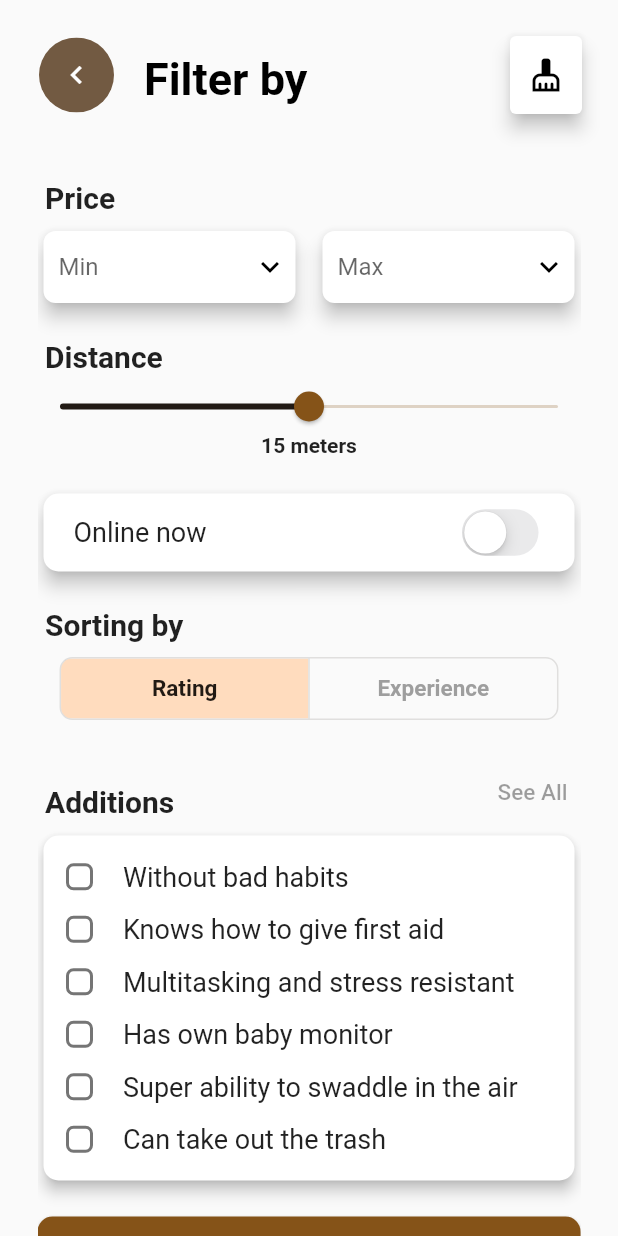
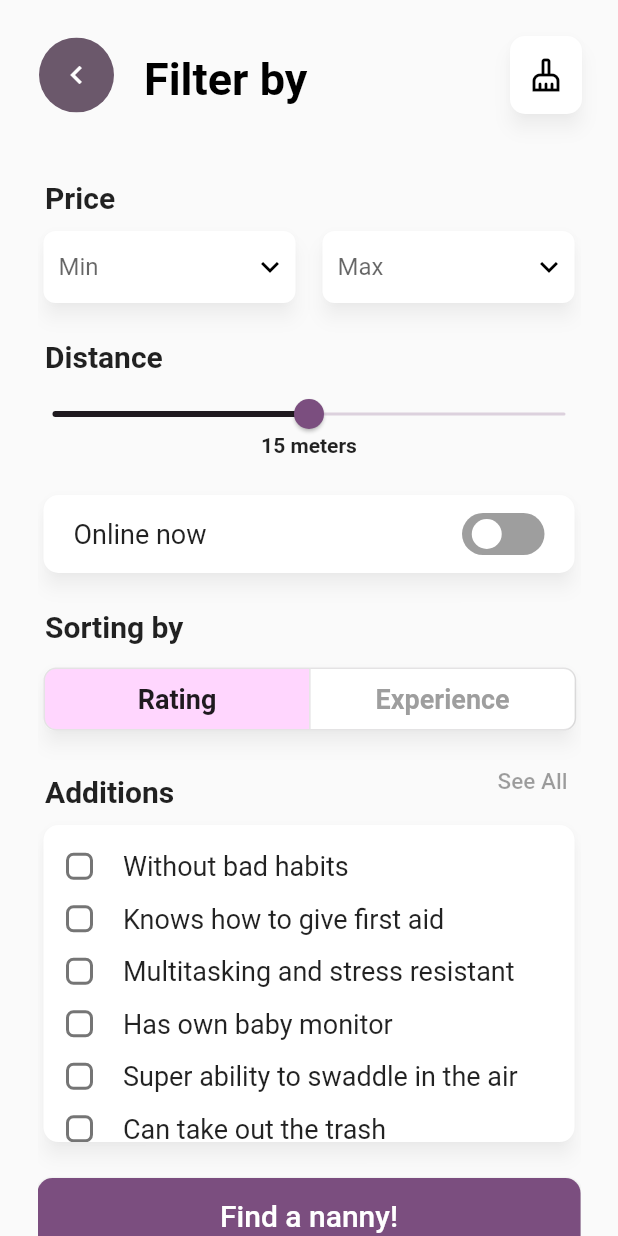
Before and after one commit to pyLuna/exam_layout, a Flutter app: the screen it shows after launch, after a tap on the "settings" icon, on a phone screen of 412 x 824 dp. Run offline on Flutter 3.47's test engine with Material 2 defaults, Android fonts, the phone set to English and light mode, and no system bars; drawn by our look-alikes of flutter_switch.

Commit message:
for checking

```diff
--- a/lib/filterpage/dist_slider.dart
+++ b/lib/filterpage/dist_slider.dart
@@ -17,9 +17,10 @@ class _DistanceSliderState extends State<DistanceSlider> {
         activeTrackColor: Theme.of(context).colorScheme.onBackground,
         thumbColor: Theme.of(context).colorScheme.primary,
         overlayColor: Colors.white,
-        overlayShape: const RoundSliderOverlayShape(
-          overlayRadius: 15.0,
-        ),
+        overlayShape: SliderComponentShape.noOverlay,
+        // overlayShape: const RoundSliderOverlayShape(
+        //   overlayRadius: 15.0,
+        // ),
         trackHeight: 2,
       ),
       child: Column(
--- a/lib/filterpage/main_page.dart
+++ b/lib/filterpage/main_page.dart
@@ -18,7 +18,7 @@ ThemeData filterTheme = ThemeData(
   // useMaterial3: true,
   primaryColor: Colors.blue,
   colorScheme: ColorScheme.fromSeed(
-    seedColor: Colors.orange,
+    seedColor: Colors.purple,
   ),
 );
 
@@ -85,11 +85,15 @@ class FilterAppBar extends StatelessWidget {
           Padding(
             padding: const EdgeInsets.all(20),
             child: Card(
+              shape: RoundedRectangleBorder(
+                borderRadius: BorderRadius.circular(10),
+              ),
+              shadowColor: Colors.black26,
               elevation: 5,
               child: IconButton(
                 onPressed: () {},
                 icon: const Icon(
-                  Icons.cleaning_services,
+                  Icons.cleaning_services_outlined,
                   color: Colors.black,
                 ),
               ),
@@ -109,31 +113,36 @@ class FilterAppBar extends StatelessWidget {
                   title: 'Price',
                   constraints: constraints.maxWidth,
                 ),
-                const Row(
+                SizedBox(
+                  width: constraints.maxWidth,
+                  child: const Row(
                     children: [
                       DropdownWidget(hint: 'Min'),
                       SizedBox(width: 10),
                       DropdownWidget(hint: 'Max'),
                     ],
                   ),
+                ),
                 HeaderTitle(
                   title: 'Distance',
                   constraints: constraints.maxWidth,
                 ),
+                const SizedBox(
+                  height: 10,
+                ),
                 SizedBox(
+                  height: 60,
                   width: constraints.maxWidth,
                   child: const DistanceSlider(),
                 ),
-                const SizedBox(height: 20),
                 const OnlineNow(),
                 HeaderTitle(
                     title: 'Sorting by', constraints: constraints.maxWidth),
-                Center(
-                  child: TextButtons(
+                const SizedBox(height: 5),
+                TextButtons(
                   constraints: constraints.maxWidth,
                 ),
-                ),
-                const SizedBox(height: 20),
+                const SizedBox(height: 5),
                 Column(
                   children: [
                     Row(
@@ -146,13 +155,16 @@ class FilterAppBar extends StatelessWidget {
                         const SeeAll(),
                       ],
                     ),
-                    Card(
-                      elevation: 4,
+                    SizedBox(
+                      height: constraints.maxHeight / 3.3,
+                      child: Card(
+                        shadowColor: Colors.black26,
+                        elevation: 5,
                         shape: RoundedRectangleBorder(
                           borderRadius: BorderRadius.circular(10),
                         ),
-                      child: const Column(
-                        children: [
+                        child: ListView(
+                          children: const [
                             SizedBox(
                               height: 10,
                             ),
@@ -180,7 +192,8 @@ class FilterAppBar extends StatelessWidget {
                           ],
                         ),
                       ),
-                    SizedBox(
+                    ),
+                    const SizedBox(
                       height: 20,
                     ),
                   ],
--- a/lib/filterpage/online.dart
+++ b/lib/filterpage/online.dart
@@ -1,5 +1,5 @@
-import 'package:flutter/cupertino.dart';
 import 'package:flutter/material.dart';
+import 'package:flutter_switch/flutter_switch.dart';
 
 class OnlineNow extends StatefulWidget {
   const OnlineNow({super.key});
@@ -16,6 +16,7 @@ class _OnlineNowState extends State<OnlineNow> {
     return SizedBox(
       height: 60,
       child: Card(
+        shadowColor: Colors.black26,
         elevation: 5,
         shape: RoundedRectangleBorder(
           borderRadius: BorderRadius.circular(10),
@@ -31,14 +32,16 @@ class _OnlineNowState extends State<OnlineNow> {
                   fontSize: 18,
                 ),
               ),
-              CupertinoSwitch(
-                activeColor: Colors.blue,
-                value: isOn,
-                onChanged: (value) {
+              FlutterSwitch(
+                height: 28,
+                width: 55,
+                onToggle: (value) {
                   setState(() {
                     isOn = value;
                   });
                 },
+                activeColor: Theme.of(context).colorScheme.primary,
+                value: isOn,
               )
             ],
           ),
--- a/lib/filterpage/price.dart
+++ b/lib/filterpage/price.dart
@@ -12,6 +12,7 @@ class DropdownWidget extends StatelessWidget {
             Radius.circular(8),
           ),
         ),
+        shadowColor: Colors.black26,
         elevation: 5,
         borderOnForeground: false,
         child: Padding(
--- a/lib/filterpage/text_button.dart
+++ b/lib/filterpage/text_button.dart
@@ -16,7 +16,15 @@ class _TextButtonsState extends State<TextButtons> {
   int _selectedFruitIndex = 0;
   @override
   Widget build(BuildContext context) {
-    return ToggleButtons(
+    return SizedBox(
+      height: 50,
+      child: Card(
+        shape: RoundedRectangleBorder(
+          borderRadius: BorderRadius.circular(8),
+        ),
+        shadowColor: Colors.black26,
+        elevation: 5,
+        child: ToggleButtons(
           onPressed: (int index) {
             setState(() {
               _selectedFruitIndex = index;
@@ -28,16 +36,18 @@ class _TextButtonsState extends State<TextButtons> {
           disabledColor: Colors.green,
           color: Colors.grey,
           textStyle: const TextStyle(
-        fontSize: 15,
+            fontSize: 18,
             fontWeight: FontWeight.bold,
           ),
           constraints: BoxConstraints(
             minHeight: 40,
-        minWidth: widget.constraints / 2.5,
+            minWidth: widget.constraints / 2.34,
           ),
           isSelected: List.generate(
               options.length, (index) => index == _selectedFruitIndex),
           children: options,
+        ),
+      ),
     );
   }
 }
--- a/lib/homepage/baby_sitters.dart
+++ b/lib/homepage/baby_sitters.dart
@@ -28,7 +28,8 @@ class Babysitters extends StatelessWidget {
               ),
             ),
           ),
-          elevation: 2,
+          shadowColor: Colors.black26,
+          elevation: 5,
           child: Padding(
             padding: const EdgeInsets.only(left: 20),
             child: Row(
--- a/lib/homepage/cards.dart
+++ b/lib/homepage/cards.dart
@@ -28,7 +28,8 @@ class HorizontalCard extends StatelessWidget {
       //   ),
       // ),
       child: Card(
-        elevation: 2.3,
+        shadowColor: Colors.black26,
+        elevation: 5,
         shape: RoundedRectangleBorder(
           borderRadius: BorderRadius.circular(10),
         ),
--- a/lib/homepage/home.dart
+++ b/lib/homepage/home.dart
@@ -8,7 +8,7 @@ class HomePage extends StatelessWidget {
 
   @override
   Widget build(BuildContext context) {
-    return ListView(
+    return Column(
       children: [
         const SearchArea(),
         SingleChildScrollView(
@@ -31,47 +31,56 @@ class HomePage extends StatelessWidget {
           ),
         ),
         const HeaderTitle(title: 'Top Babysitters'),
-        const Babysitters(
+        const SizedBox(
+          height: 500,
+          child: SingleChildScrollView(
+            child: Column(
+              children: [
+                Babysitters(
                   name: 'Anny White',
                   experience: '5 years',
                   rate: '5.0',
                   pic: AssetImage('assets/profile1.jpeg'),
                   isonline: true,
                 ),
-        const Babysitters(
+                Babysitters(
                   name: 'Marina Oakley',
                   experience: '7 years',
                   rate: '4.8',
                   pic: AssetImage('assets/profile2.jpg'),
                   isonline: false,
                 ),
-        const Babysitters(
+                Babysitters(
                   name: 'Jane Grant',
                   experience: '5 years',
                   rate: '3.8',
                   pic: AssetImage('assets/profile.jpg'),
                   isonline: false,
                 ),
-        const Babysitters(
+                Babysitters(
                   name: 'Jane Doe',
                   experience: '10 years',
                   rate: '5.0',
                   pic: AssetImage('assets/profile2.jpg'),
                   isonline: true,
                 ),
-        const Babysitters(
+                Babysitters(
                   name: 'John Doe',
                   experience: '22 years',
                   rate: '5.0',
                   pic: AssetImage('assets/profile2.jpg'),
                   isonline: true,
                 ),
-        const Babysitters(
+                Babysitters(
                   name: 'John Doe Jr',
                   experience: '3 years',
                   rate: '5.0',
                   pic: AssetImage('assets/profile2.jpg'),
                   isonline: true,
+                ),
+              ],
+            ),
+          ),
         ),
       ],
     );
@@ -83,10 +92,13 @@ class HeaderTitle extends StatelessWidget {
   final String title;
   @override
   Widget build(BuildContext context) {
-    return Padding(
+    return LayoutBuilder(builder: (context, constraints) {
+      return SizedBox(
+        width: constraints.maxWidth,
+        child: Padding(
           padding: const EdgeInsets.only(
             top: 10,
-        left: 20,
+            left: 25,
             bottom: 10,
           ),
           child: Text(
@@ -96,6 +108,8 @@ class HeaderTitle extends StatelessWidget {
               fontSize: 20,
             ),
           ),
+        ),
       );
+    });
   }
 }
--- a/lib/homepage/profile.dart
+++ b/lib/homepage/profile.dart
@@ -12,33 +12,42 @@ class ProfilePic extends StatelessWidget {
   final bool isbabysitter;
   @override
   Widget build(BuildContext context) {
-    return Stack(
+    return SizedBox(
+      width: isbabysitter == true ? 70 : 60,
+      height: isbabysitter == true ? 70 : 60,
+      child: Center(
+        child: Stack(
           alignment: const Alignment(0.8, 0.8),
           children: [
             CircleAvatar(
               radius: isbabysitter == true ? 35 : 25,
               backgroundImage: pic,
             ),
-        Stack(
+            Align(
+              alignment: FractionalOffset.bottomRight,
+              child: Stack(
                 alignment: const Alignment(0.2, 0.2),
                 children: [
                   ClipOval(
                     child: Container(
                       color: Colors.white,
-                width: 16,
-                height: 16,
+                      width: isbabysitter == true ? 24 : 19,
+                      height: isbabysitter == true ? 24 : 19,
                     ),
                   ),
                   ClipOval(
                     child: Container(
                       color: isonline == true ? Colors.green : Colors.orange,
-                width: 13,
-                height: 13,
+                      width: isbabysitter == true ? 19 : 16,
+                      height: isbabysitter == true ? 19 : 16,
                     ),
                   ),
                 ],
               ),
+            ),
           ],
+        ),
+      ),
     );
   }
 }
--- a/lib/homepage/search.dart
+++ b/lib/homepage/search.dart
@@ -16,7 +16,8 @@ class SearchArea extends StatelessWidget {
               shape: RoundedRectangleBorder(
                 borderRadius: BorderRadius.circular(10),
               ),
-              elevation: 5,
+              shadowColor: Colors.black12,
+              elevation: 8,
               child: const Padding(
                 padding: EdgeInsets.only(left: 10),
                 child: TextField(
--- a/pubspec.yaml
+++ b/pubspec.yaml
@@ -9,6 +9,7 @@ environment:
 dependencies:
   flutter:
     sdk: flutter
+  flutter_switch: ^0.3.2
 
 dev_dependencies:
   flutter_test:
```
Also changed, not shown: pubspec.lock. Lines whose indentation alone changed are shown as unchanged.
